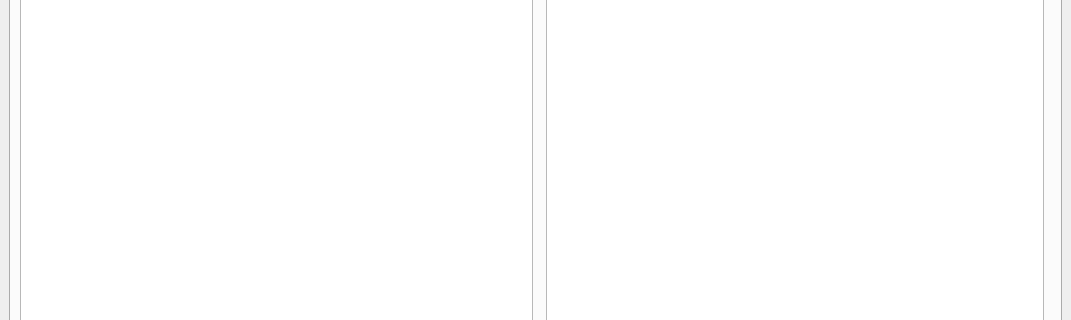
totktobroditvokrug/EL205-QT, file mainwindow.ui: the form before one commit; both pictures show x 0 to 1071 and y 160 to 480 of the 1071 by 660 pixel window.
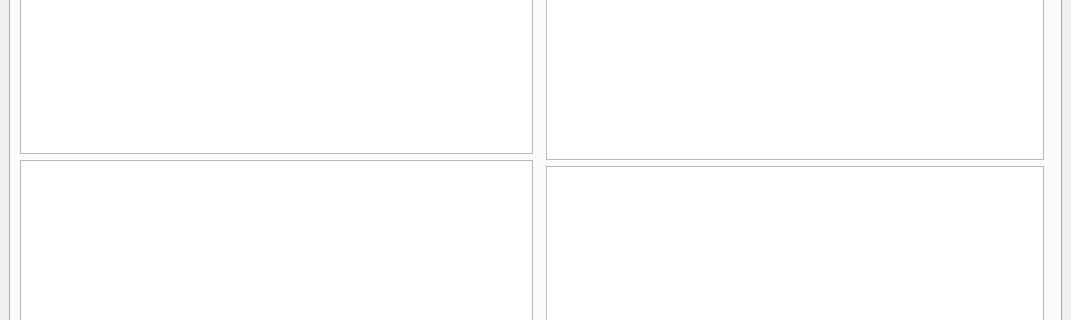
The form after the commit.

Commit message: err: убрать магические цифры в функциях метаданных

What changed in the file:
```diff
--- a/mainwindow.ui
+++ b/mainwindow.ui
@@ -647,6 +647,9 @@
             <item>
              <widget class="QListWidget" name="listWidget_regNum"/>
             </item>
+            <item>
+             <widget class="QListWidget" name="listWidget_sampleNum"/>
+            </item>
             <item>
              <layout class="QGridLayout" name="gridLayout_6">
               <property name="leftMargin">
@@ -730,6 +733,9 @@
             <item>
              <widget class="QTextEdit" name="textEdit_selectedRegNum"/>
             </item>
+            <item>
+             <widget class="QTextEdit" name="textEdit_selectedSampleNum"/>
+            </item>
             <item>
              <layout class="QHBoxLayout" name="horizontalLayout_6">
               <item>
```
The commit also changes 2 other files.
